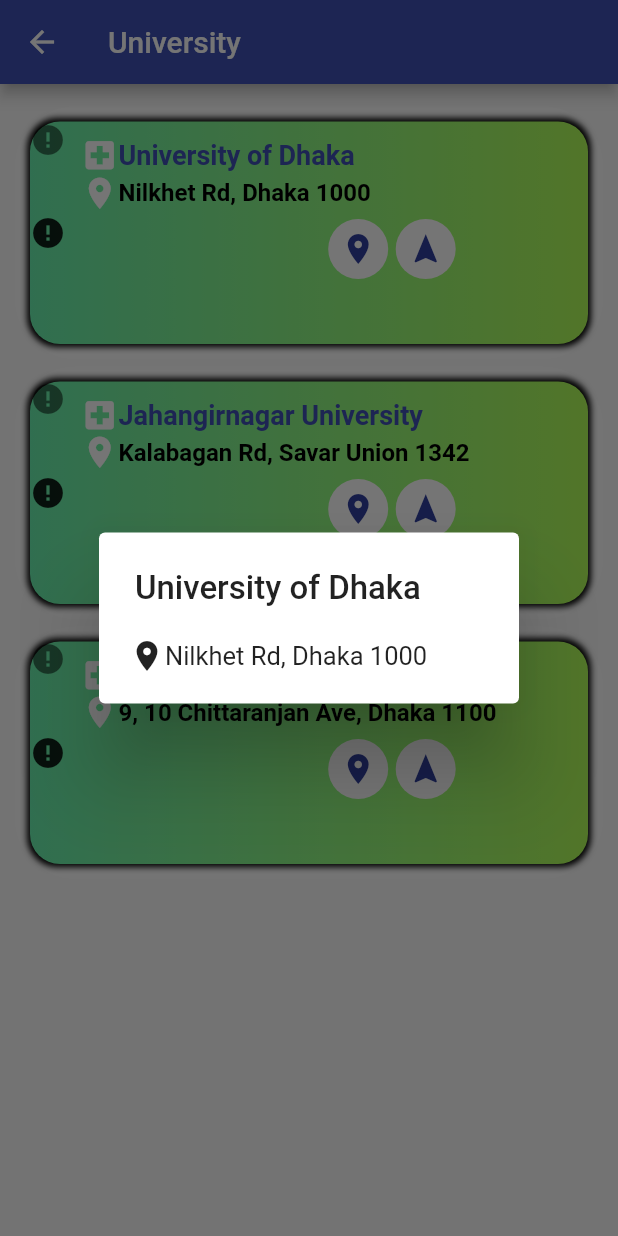
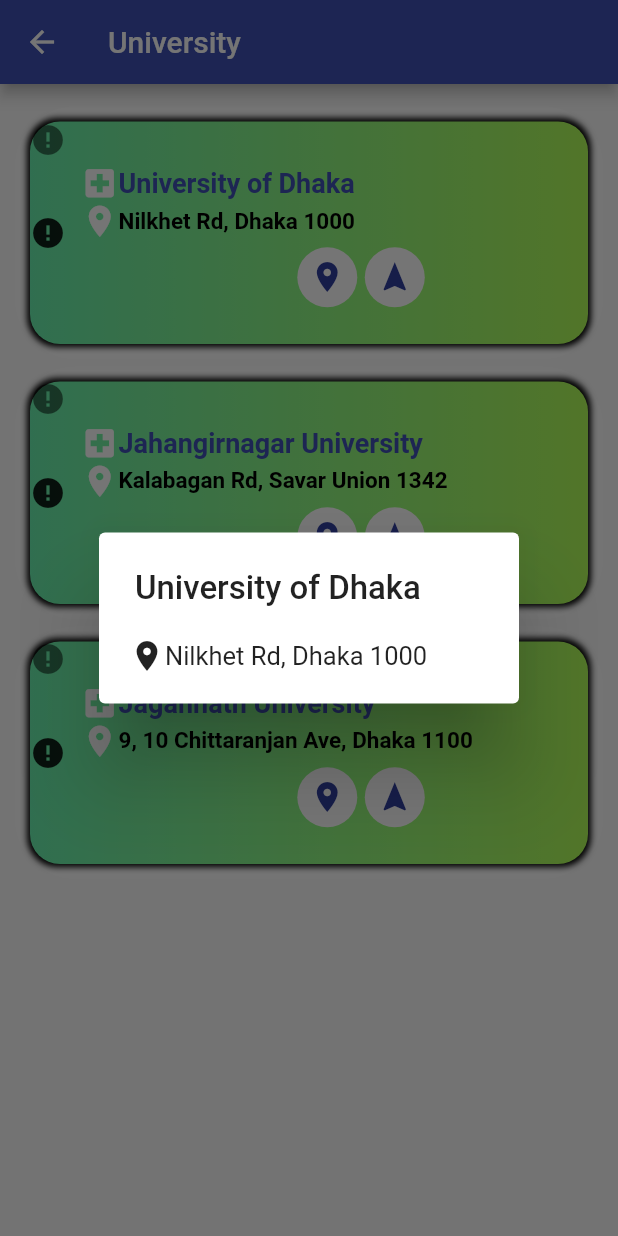
Before and after one commit to sohagmahin/Search-Dhaka, a Flutter app: the Universities screen opened by its route, after a tap on "University of Dhaka", on a phone screen of 412 x 824 dp. Run offline on Flutter 3.47's test engine with Material 2 defaults, Android fonts, the phone set to English and light mode, and no system bars; drawn by our look-alikes of cached_network_image; our stand-ins replace carousel_slider, data_connection_checker, font_awesome_flutter, shared_preferences, sqflite; missing offline and left inert: android_intent, autocomplete_textfield; accounts and stored records are empty; network calls fail; Roboto replaces fonts that are missing (ZCOOLQingKeHuangYou).

Commit message:
fixed all screen size overflow

```diff
--- a/lib/widgets/Hospital/hospitalRoundbox.dart
+++ b/lib/widgets/Hospital/hospitalRoundbox.dart
@@ -8,6 +8,7 @@ class RoundedBox extends StatelessWidget {
   final location;
   final imageURL;
   final iconURL;
+  double radius = 20;
 
   RoundedBox({this.name, this.location, this.imageURL, this.iconURL});
 
@@ -15,6 +16,11 @@ class RoundedBox extends StatelessWidget {
   Widget build(BuildContext context) {
     double _originalHeight = MediaQuery.of(context).size.height;
     double _originalWidth = MediaQuery.of(context).size.width;
+    print('height: $_originalHeight');
+    print('width: $_originalWidth');
+    if (_originalHeight > 700) {
+      radius = 25;
+    }
     return Material(
         borderRadius: BorderRadius.circular(40), //40%
         color: Colors.white60,
@@ -96,24 +102,25 @@ class RoundedBox extends StatelessWidget {
                       mainAxisAlignment: MainAxisAlignment.start,
                       children: <Widget>[
                         Padding(
-                          padding: const EdgeInsets.only(top: 10),
-                          child: _buildNameLabel(
+                          padding:
+                              EdgeInsets.only(top: _originalHeight * 0.035),
+                          child: _buildLabel(
                               text: name,
                               textColor: Colors.indigo,
                               iconData: Icons.local_hospital,
                               fontWeight: FontWeight.bold,
                               fontSize: 18),
                         ),
-                        _buildNameLabel(
+                        _buildLabel(
                             text: location,
                             textColor: Colors.black,
                             iconData: Icons.location_on,
                             fontWeight: FontWeight.bold,
-                            fontSize: 16),
+                            fontSize: 15),
                         SizedBox(
                           height: 05,
                         ),
-                        buildPairNavLocButton(_originalHeight)
+                        buildPairNavLocButton(originalWidth: _originalWidth)
                       ],
                     ),
                   ),
@@ -124,9 +131,9 @@ class RoundedBox extends StatelessWidget {
         ));
   }
 
-  Container buildPairNavLocButton(double originalHeight) {
+  Container buildPairNavLocButton({double originalWidth, double uRadius}) {
     return Container(
-        padding: EdgeInsets.only(left: originalHeight * 0.20, bottom: 0),
+        padding: EdgeInsets.only(left: originalWidth * 0.35, bottom: 0),
         //left 155
         child: Row(
           children: <Widget>[
@@ -146,12 +153,13 @@ class RoundedBox extends StatelessWidget {
               },
               icons: Icons.navigation,
               colors: Colors.blue,
+              radius: uRadius,
             ),
           ],
         ));
   }
 
-  Widget _buildNameLabel(
+  Widget _buildLabel(
       {String text,
       IconData iconData,
       Color textColor,
@@ -182,8 +190,9 @@ class _buildButton extends StatelessWidget {
   final IconData icons;
   final Color colors;
   final Function onPressed;
+  final double radius;
 
-  _buildButton({this.icons, this.colors, this.onPressed});
+  _buildButton({this.icons, this.colors, this.onPressed, this.radius});
 
   @override
   Widget build(BuildContext context) {
@@ -193,7 +202,7 @@ class _buildButton extends StatelessWidget {
         child: CircleAvatar(
           backgroundColor: Colors.white,
           child: Icon(icons),
-          radius: 20,
+          radius: radius,
         ),
       ),
     );
```
Also changed, not shown: 1 other file.
